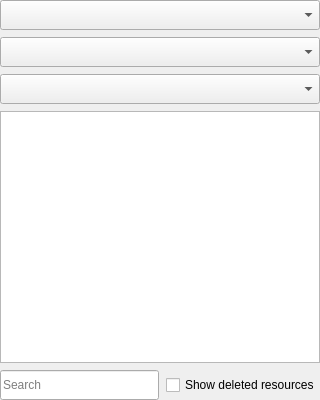
This is plugins/extensions/resourcemanager/wdgresourcepreview.ui in KDE/krita as Qt 5 draws it before an edit. The edited form follows.
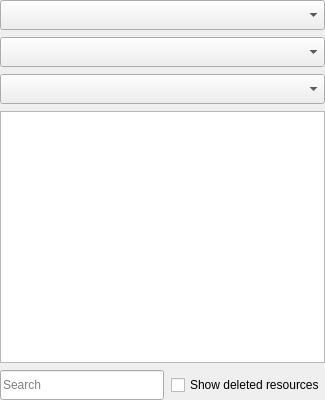
This is the edited form. Custom widgets are drawn as their Qt base class.

```diff
--- a/plugins/extensions/resourcemanager/wdgresourcepreview.ui
+++ b/plugins/extensions/resourcemanager/wdgresourcepreview.ui
@@ -6,7 +6,7 @@
    <rect>
     <x>0</x>
     <y>0</y>
-    <width>320</width>
+    <width>325</width>
     <height>400</height>
    </rect>
   </property>
@@ -16,6 +16,12 @@
     <verstretch>0</verstretch>
    </sizepolicy>
   </property>
+  <property name="minimumSize">
+   <size>
+    <width>0</width>
+    <height>0</height>
+   </size>
+  </property>
   <property name="windowTitle">
    <string>Form</string>
   </property>
@@ -38,7 +44,7 @@
    <item>
     <layout class="QVBoxLayout" name="verticalLayout">
      <property name="sizeConstraint">
-      <enum>QLayout::SetFixedSize</enum>
+      <enum>QLayout::SetDefaultConstraint</enum>
      </property>
      <item>
       <layout class="QHBoxLayout" name="horizontalLayout_2">
```
